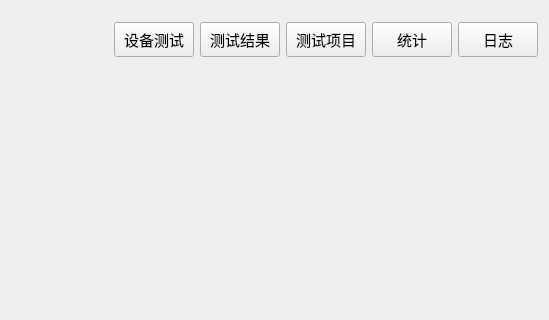
ChinaClever/CleverTool, file SafetyTest/mainwindow.ui: the form before one commit; both pictures show x 475 to 1024 and y 0 to 320 of the 1024 by 768 pixel window.
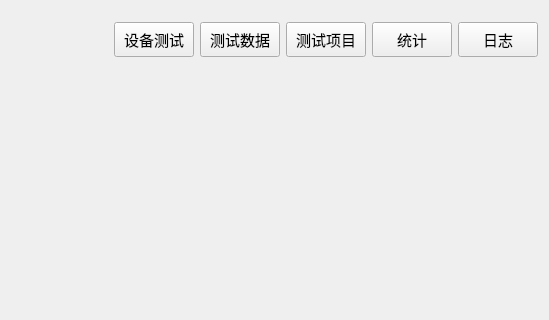
The form after the commit.

What changed in the file:
```diff
--- a/SafetyTest/mainwindow.ui
+++ b/SafetyTest/mainwindow.ui
@@ -119,7 +119,7 @@
             </font>
            </property>
            <property name="text">
-            <string>测试结果</string>
+            <string>测试数据</string>
            </property>
           </widget>
          </item>
```
Left out of the diff: 2 changed lines with no effect on the pictures.
